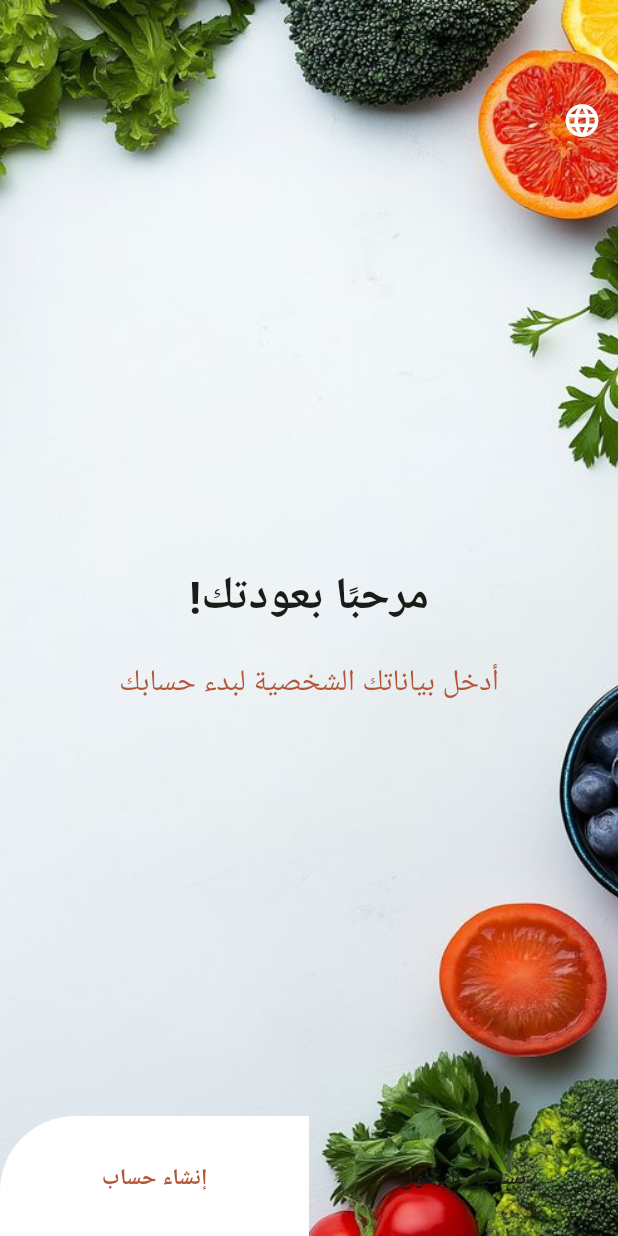
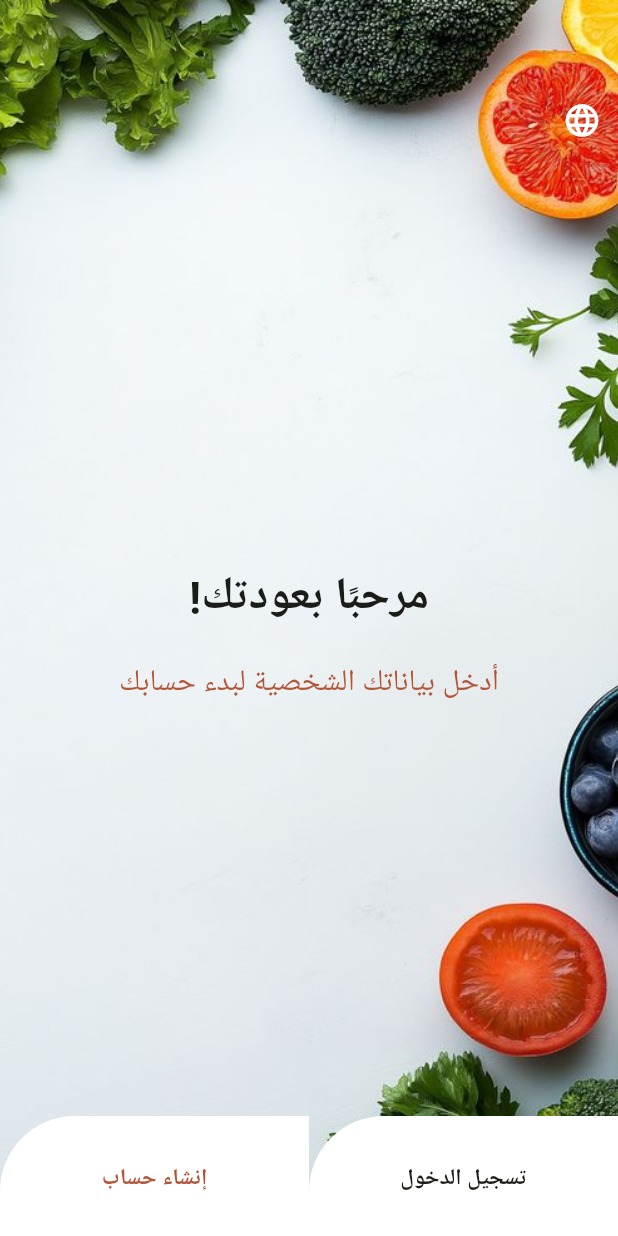
Before and after one commit to yousraamr/fedis-mockup-app, a Flutter app: the screen it shows after launch, on a phone screen of 412 x 824 dp. Run offline on Flutter 3.47's test engine with Material 3 defaults, Android fonts, the phone set to English and light mode, and no system bars; our stand-ins replace dartz, dio, easy_localization, shared_preferences; project files that could hold a hidden picture were left out.

Commit message:
Update: button colors

```diff
--- a/lib/auth/presentation/pages/welcome_page.dart
+++ b/lib/auth/presentation/pages/welcome_page.dart
@@ -64,7 +64,7 @@ class WelcomeScreen extends StatelessWidget {
                     child: WelcomeButton(
                       buttonText: login.tr(),
                       onTap: const SignInScreen(),
-                      color: Colors.transparent,
+                      color: lightColorScheme.onPrimary,
                       textColor: lightColorScheme.onBackground,
                     ),
                   ),
```
